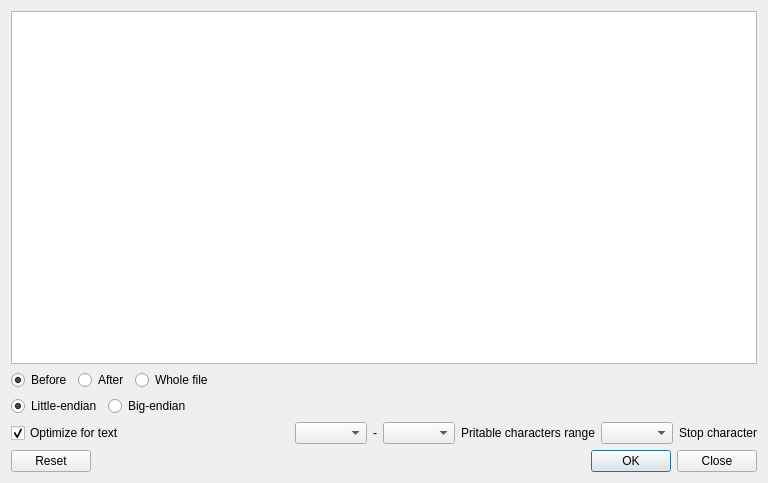
First picture: the form in src/pointersdialog.ui, repository road-t/RTHextion, before the edit.
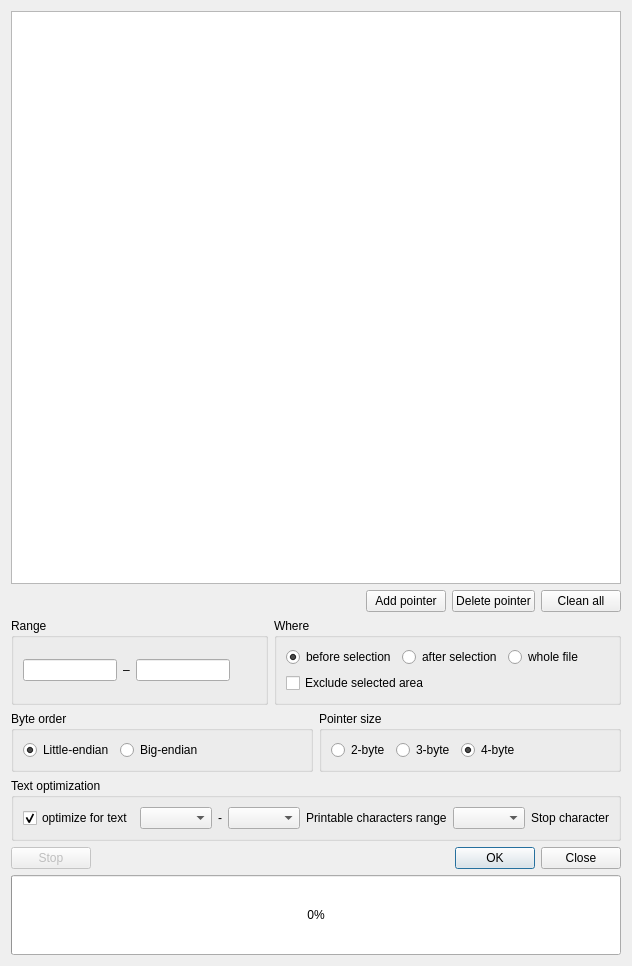
Second picture: the form after the edit.

Commit message: Pointers functionality enhanced

```diff
--- a/src/pointersdialog.ui
+++ b/src/pointersdialog.ui
@@ -6,8 +6,8 @@
    <rect>
     <x>0</x>
     <y>0</y>
-    <width>768</width>
-    <height>483</height>
+    <width>540</width>
+    <height>966</height>
    </rect>
   </property>
   <property name="windowTitle">
@@ -48,33 +48,116 @@
       </widget>
      </item>
      <item>
+      <layout class="QHBoxLayout" name="pointerEditLayout">
+       <item>
+        <spacer name="horizontalSpacer_5">
+         <property name="orientation">
+          <enum>Qt::Horizontal</enum>
+         </property>
+         <property name="sizeType">
+          <enum>QSizePolicy::MinimumExpanding</enum>
+         </property>
+         <property name="sizeHint" stdset="0">
+          <size>
+           <width>20</width>
+           <height>20</height>
+          </size>
+         </property>
+        </spacer>
+       </item>
+       <item>
+        <widget class="QPushButton" name="btnAddPointer">
+         <property name="text">
+          <string>Add pointer</string>
+         </property>
+        </widget>
+       </item>
+       <item>
+        <widget class="QPushButton" name="btnDeletePointer">
+         <property name="text">
+          <string>Delete pointer</string>
+         </property>
+        </widget>
+       </item>
+       <item>
+        <widget class="QPushButton" name="btnCleanAll">
+         <property name="text">
+          <string>Clean all</string>
+         </property>
+        </widget>
+       </item>
+      </layout>
+     </item>
+     <item>
+      <layout class="QHBoxLayout" name="rangeWhereLayout">
+       <item>
+        <widget class="QGroupBox" name="gbRange">
+         <property name="title">
+          <string>Range</string>
+         </property>
+         <layout class="QHBoxLayout" name="manualRangeLayout">
+          <item>
+           <widget class="QLineEdit" name="leRangeBegin">
+            <property name="inputMask">
+             <string>hhhhh</string>
+            </property>
+            <property name="maxLength">
+             <number>5</number>
+            </property>
+           </widget>
+          </item>
+          <item>
+           <widget class="QLabel" name="lbRangeDash">
+            <property name="text">
+             <string>&#8211;</string>
+            </property>
+           </widget>
+          </item>
+          <item>
+           <widget class="QLineEdit" name="leRangeEnd">
+            <property name="inputMask">
+             <string>hhhhh</string>
+            </property>
+            <property name="maxLength">
+             <number>5</number>
+            </property>
+           </widget>
+          </item>
+          <item>
+           <spacer name="rangeStretch">
+            <property name="orientation">
+             <enum>Qt::Horizontal</enum>
+            </property>
+            <property name="sizeType">
+             <enum>QSizePolicy::Expanding</enum>
+            </property>
+            <property name="sizeHint" stdset="0">
+             <size>
+              <width>40</width>
+              <height>20</height>
+             </size>
+            </property>
+           </spacer>
+          </item>
+         </layout>
+        </widget>
+       </item>
+       <item>
+        <widget class="QGroupBox" name="gbWhere">
+       <property name="title">
+        <string>Where</string>
+       </property>
       <layout class="QGridLayout" name="gridLayout_2">
        <property name="sizeConstraint">
         <enum>QLayout::SetFixedSize</enum>
        </property>
-       <item row="0" column="2">
-        <widget class="QRadioButton" name="rbBoth">
-         <property name="toolTip">
-          <string>Search in the whole file</string>
-         </property>
-         <property name="text">
-          <string>Whole file</string>
-         </property>
-         <property name="checked">
-          <bool>false</bool>
-         </property>
-         <attribute name="buttonGroup">
-          <string notr="true">bgSearchDir</string>
-         </attribute>
-        </widget>
-       </item>
        <item row="0" column="0">
         <widget class="QRadioButton" name="rbBefore">
          <property name="toolTip">
           <string>Search only before selection</string>
          </property>
          <property name="text">
-          <string>Before</string>
+           <string>before selection</string>
          </property>
          <property name="checked">
           <bool>true</bool>
@@ -90,7 +173,20 @@
           <string>Search only after selection</string>
          </property>
          <property name="text">
-          <string>After</string>
+           <string>after selection</string>
+          </property>
+          <attribute name="buttonGroup">
+           <string notr="true">bgSearchDir</string>
+          </attribute>
+         </widget>
+        </item>
+        <item row="0" column="2">
+         <widget class="QRadioButton" name="rbBoth">
+          <property name="toolTip">
+           <string>Search in the whole file</string>
+          </property>
+          <property name="text">
+           <string>whole file</string>
          </property>
          <attribute name="buttonGroup">
           <string notr="true">bgSearchDir</string>
@@ -113,10 +209,29 @@
          </property>
         </spacer>
        </item>
-      </layout>
-     </item>
+        <item row="1" column="0" colspan="4">
+         <widget class="QCheckBox" name="cbExcludeSelection">
+          <property name="text">
+           <string>Exclude selected area</string>
+          </property>
+          <property name="checked">
+           <bool>false</bool>
+          </property>
+         </widget>
+        </item>
+       </layout>
+        </widget>
+       </item>
+      </layout>
+     </item>
      <item>
-      <layout class="QHBoxLayout" name="horizontalLayout">
+      <layout class="QHBoxLayout" name="byteOrderPointerSizeLayout">
+       <item>
+        <widget class="QGroupBox" name="gbByteOrder">
+         <property name="title">
+          <string>Byte order</string>
+         </property>
+         <layout class="QHBoxLayout" name="byteOrderLayout">
        <item>
         <widget class="QRadioButton" name="rbLE">
          <property name="text">
@@ -154,8 +269,73 @@
         </spacer>
        </item>
       </layout>
+        </widget>
      </item>
      <item>
+        <widget class="QGroupBox" name="gbPointerSize">
+         <property name="title">
+          <string>Pointer size</string>
+         </property>
+         <layout class="QHBoxLayout" name="pointerSizeLayout">
+          <item>
+           <widget class="QRadioButton" name="rb2Byte">
+            <property name="text">
+             <string>2-byte</string>
+            </property>
+            <attribute name="buttonGroup">
+             <string notr="true">bgPointerSize</string>
+            </attribute>
+           </widget>
+          </item>
+          <item>
+           <widget class="QRadioButton" name="rb3Byte">
+            <property name="text">
+             <string>3-byte</string>
+            </property>
+            <attribute name="buttonGroup">
+             <string notr="true">bgPointerSize</string>
+            </attribute>
+           </widget>
+          </item>
+          <item>
+           <widget class="QRadioButton" name="rb4Byte">
+            <property name="text">
+             <string>4-byte</string>
+            </property>
+            <property name="checked">
+             <bool>true</bool>
+            </property>
+            <attribute name="buttonGroup">
+             <string notr="true">bgPointerSize</string>
+            </attribute>
+           </widget>
+          </item>
+          <item>
+           <spacer name="horizontalSpacer_3">
+            <property name="orientation">
+             <enum>Qt::Horizontal</enum>
+            </property>
+            <property name="sizeType">
+             <enum>QSizePolicy::Expanding</enum>
+            </property>
+            <property name="sizeHint" stdset="0">
+             <size>
+              <width>40</width>
+              <height>20</height>
+             </size>
+            </property>
+           </spacer>
+          </item>
+         </layout>
+        </widget>
+       </item>
+      </layout>
+     </item>
+     <item>
+      <widget class="QGroupBox" name="gbTextOptimization">
+       <property name="title">
+        <string>Text optimization</string>
+       </property>
       <layout class="QHBoxLayout" name="horizontalLayout_3">
        <item>
         <widget class="QCheckBox" name="cbOptimize">
@@ -163,7 +343,7 @@
           <string>Increases speed search for text pointers</string>
          </property>
          <property name="text">
-          <string>Optimize for text</string>
+           <string>optimize for text</string>
          </property>
          <property name="checked">
           <bool>true</bool>
@@ -213,7 +393,7 @@
        <item>
         <widget class="QLabel" name="lbFirstChar">
          <property name="text">
-          <string>Pritable characters range</string>
+           <string>Printable characters range</string>
          </property>
         </widget>
        </item>
@@ -228,6 +408,35 @@
         </widget>
        </item>
       </layout>
+      </widget>
+     </item>
+     <item>
+      <layout class="QHBoxLayout" name="buttonLayout">
+       <item>
+        <widget class="QPushButton" name="btnStop">
+         <property name="enabled">
+          <bool>false</bool>
+         </property>
+         <property name="text">
+          <string>Stop</string>
+         </property>
+        </widget>
+       </item>
+       <item>
+        <spacer name="buttonSpacer">
+         <property name="orientation">
+          <enum>Qt::Horizontal</enum>
+         </property>
+         <property name="sizeType">
+          <enum>QSizePolicy::Expanding</enum>
+         </property>
+         <property name="sizeHint" stdset="0">
+          <size>
+           <width>40</width>
+           <height>20</height>
+          </size>
+         </property>
+        </spacer>
      </item>
      <item>
       <widget class="QDialogButtonBox" name="bbControls">
@@ -235,7 +444,7 @@
         <enum>Qt::Horizontal</enum>
        </property>
        <property name="standardButtons">
-        <set>QDialogButtonBox::Close|QDialogButtonBox::Ok|QDialogButtonBox::Reset</set>
+          <set>QDialogButtonBox::Close|QDialogButtonBox::Ok</set>
        </property>
        <property name="centerButtons">
         <bool>false</bool>
@@ -244,6 +453,52 @@
      </item>
     </layout>
    </item>
+     <item>
+      <layout class="QHBoxLayout" name="progressLayout">
+       <property name="leftMargin">
+        <number>0</number>
+       </property>
+       <property name="topMargin">
+        <number>0</number>
+       </property>
+       <property name="rightMargin">
+        <number>0</number>
+       </property>
+       <property name="bottomMargin">
+        <number>0</number>
+       </property>
+       <property name="spacing">
+        <number>0</number>
+       </property>
+       <item>
+        <widget class="QProgressBar" name="progressBar">
+         <property name="visible">
+          <bool>false</bool>
+         </property>
+         <property name="minimumSize">
+          <size>
+           <width>0</width>
+           <height>80</height>
+          </size>
+         </property>
+         <property name="minimum">
+          <number>0</number>
+         </property>
+         <property name="maximum">
+          <number>100</number>
+         </property>
+         <property name="value">
+          <number>0</number>
+         </property>
+         <property name="textVisible">
+          <bool>true</bool>
+         </property>
+        </widget>
+       </item>
+      </layout>
+     </item>
+    </layout>
+   </item>
   </layout>
  </widget>
  <resources/>
```
Left out of the diff: 5 changed lines with no effect on the pictures. Lines whose indentation alone changed are shown as unchanged. The commit also changes 8 other files.
